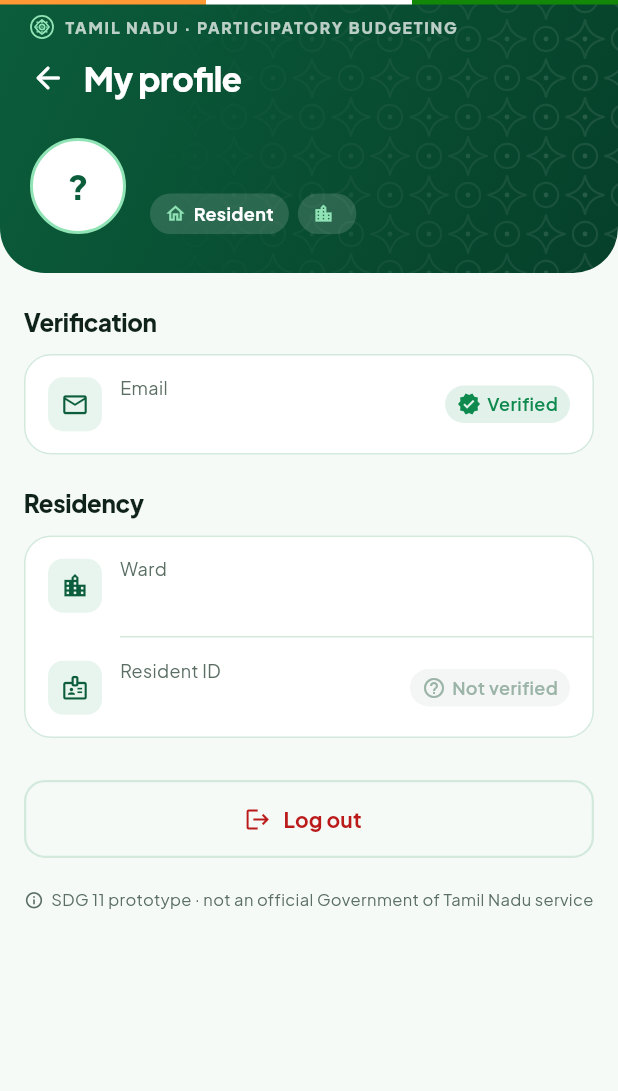
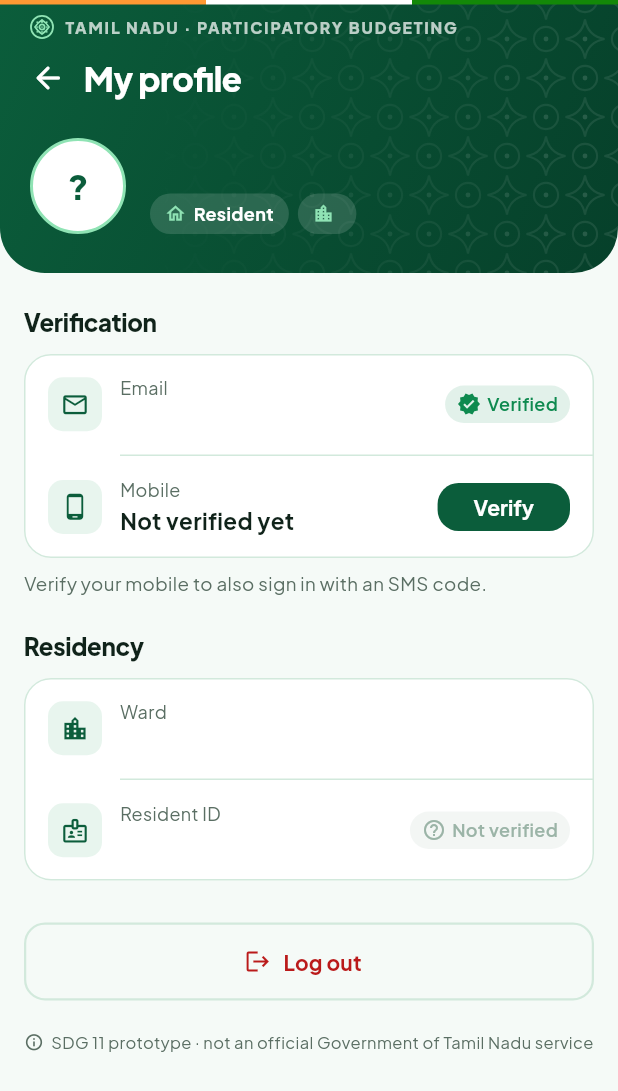
Before and after one commit to Nimzliot/WARD-MEMBER, a Flutter app: the ProfileScreen screen opened directly, on a phone screen of 412 x 824 dp. Shown: the top 1091 px of the screen. Run offline on Flutter 3.47's test engine with Material 3 defaults, Android fonts, the phone set to English and light mode, and no system bars; our stand-ins replace fl_chart, flutter_map, flutter_secure_storage, go_router, latlong2, pdf and 2 more; missing offline and left inert: cryptography; accounts and stored records are empty; network calls fail.

Commit message:
Sign in with one contact; verify the other later from Profile (optional)
Co-Authored-By: Claude Opus 5.5 <noreply@anthropic.com>

```diff
--- a/app/lib/screens/email_otp_screen.dart
+++ b/app/lib/screens/email_otp_screen.dart
@@ -73,7 +73,7 @@ class _EmailOtpScreenState extends State<EmailOtpScreen> {
           children: [
             OnboardingHeader(
               step: 1,
-              total: 3,
+              total: 2,
               icon: Icons.mark_email_read_outlined,
               title: 'Check your email',
               subtitle: TextSpan(
--- a/app/lib/screens/funds_screen.dart
+++ b/app/lib/screens/funds_screen.dart
@@ -2,8 +2,10 @@ import 'dart:async';
 
 import 'package:flutter/material.dart';
 import 'package:flutter/services.dart';
+import 'package:provider/provider.dart';
 import 'package:url_launcher/url_launcher.dart';
 
+import '../providers/auth_provider.dart';
 import '../services/funds_service.dart';
 import '../theme.dart';
 import '../utils/errors.dart';
@@ -500,7 +502,9 @@ class _ContributeSheetState extends State<ContributeSheet> with WidgetsBindingOb
             child: Text(
               _result!.receiptEmail != null
                   ? 'Receipt emailed to ${_result!.receiptEmail}'
-                  : 'A receipt is on its way to your verified email.',
+                  : context.read<AuthProvider>().hasVerifiedEmail
+                      ? 'A receipt is on its way to your verified email.'
+                      : 'Verify your email in Profile to get receipts by email.',
               style: const TextStyle(color: AppColors.forestDark, fontSize: 13),
             ),
           ),
--- a/app/lib/screens/phone_otp_screen.dart
+++ b/app/lib/screens/phone_otp_screen.dart
@@ -122,7 +122,7 @@ class _PhoneOtpScreenState extends State<PhoneOtpScreen> {
           children: [
             OnboardingHeader(
               step: 1,
-              total: 3,
+              total: 2,
               icon: Icons.sms_outlined,
               title: 'Check your SMS',
               subtitle: TextSpan(
--- a/app/lib/screens/profile_screen.dart
+++ b/app/lib/screens/profile_screen.dart
@@ -9,6 +9,7 @@ import '../theme.dart';
 import '../widgets/brand.dart';
 import '../widgets/civic.dart';
 import '../widgets/common.dart';
+import 'contact_verify_screen.dart';
 
 class ProfileScreen extends StatelessWidget {
   const ProfileScreen({super.key});
@@ -71,25 +72,36 @@ class ProfileScreen extends StatelessWidget {
               child: Column(crossAxisAlignment: CrossAxisAlignment.stretch, children: [
                 const SectionTitle('Verification'),
                 Card(
-                  // Shows whichever method(s) this account verified with.
+                  // Sign-in needs only one; the other can be verified here any time.
                   child: Column(children: [
-                    if (p.hasRealEmail)
                     _InfoRow(
                       icon: Icons.email_outlined,
                       label: 'Email',
-                        value: p.email!,
-                        trailing: VerifiedBadge(verified: auth.user?.emailConfirmedAt != null),
+                      value: auth.hasVerifiedEmail ? auth.user!.email! : 'Not verified yet',
+                      trailing: auth.hasVerifiedEmail
+                          ? const VerifiedBadge(verified: true)
+                          : _VerifyButton(email: true),
                     ),
-                    if (p.hasRealEmail && p.phoneVerified) const Divider(height: 1, indent: 64),
-                    if (p.phoneVerified)
+                    const Divider(height: 1, indent: 64),
                     _InfoRow(
                       icon: Icons.phone_android,
                       label: 'Mobile',
-                        value: formatPhone(p.phone),
-                        trailing: const VerifiedBadge(verified: true),
+                      value: auth.hasVerifiedPhone ? formatPhone(p.phone) : 'Not verified yet',
+                      trailing: auth.hasVerifiedPhone
+                          ? const VerifiedBadge(verified: true)
+                          : _VerifyButton(email: false),
                     ),
                   ]),
                 ),
+                if (!auth.hasVerifiedEmail || !auth.hasVerifiedPhone) ...[
+                  const SizedBox(height: 8),
+                  Text(
+                    !auth.hasVerifiedEmail
+                        ? 'Verify your email to sign in with it and to get payment receipts by email.'
+                        : 'Verify your mobile to also sign in with an SMS code.',
+                    style: const TextStyle(fontSize: 12.5, color: AppColors.inkMuted),
+                  ),
+                ],
                 const SizedBox(height: 20),
                 const SectionTitle('Residency'),
                 Card(
@@ -220,3 +232,19 @@ class _InfoRow extends StatelessWidget {
         ]),
       );
 }
+
+/// "Verify" for the contact this account hasn't verified yet (optional).
+class _VerifyButton extends StatelessWidget {
+  const _VerifyButton({required this.email});
+
+  final bool email;
+
+  @override
+  Widget build(BuildContext context) => FilledButton.tonal(
+        onPressed: () => Navigator.of(context).push(
+          MaterialPageRoute<void>(builder: (_) => ContactVerifyScreen(channel: email ? 'email' : 'phone')),
+        ),
+        style: FilledButton.styleFrom(visualDensity: VisualDensity.compact),
+        child: const Text('Verify'),
+      );
+}
--- a/app/lib/screens/profile_setup_screen.dart
+++ b/app/lib/screens/profile_setup_screen.dart
@@ -101,7 +101,7 @@ class _ProfileSetupScreenState extends State<ProfileSetupScreen> {
         children: [
           OnboardingHeader(
             step: 2,
-            total: 3,
+            total: 2,
             showBack: false,
             icon: Icons.badge_outlined,
             title: 'Almost there',
--- a/app/tool/screenshots_test.dart
+++ b/app/tool/screenshots_test.dart
@@ -473,7 +473,7 @@ void main() {
   testWidgets('03b phone otp', (t) => shot(t, '03b_phone_otp',
       app(const PhoneOtpScreen(), stage: AuthStage.signedOut, phone: '9876543210')));
   testWidgets('04 profile setup', (t) => shot(t, '04_profile_setup', app(const ProfileSetupScreen(), stage: AuthStage.needsProfile)));
-  testWidgets('04b verify other contact', (t) => shot(t, '04b_verify_contact', app(const ContactVerifyScreen(), stage: AuthStage.needsContact)));
+  testWidgets('04b verify email from profile', (t) => shot(t, '04b_verify_contact', app(const ContactVerifyScreen(channel: 'email'))));
   testWidgets('05 home', (t) => shot(t, '05_home', app(const HomeScreen(), tab: 0, wp: fakeWard(myBallot: null))));
   testWidgets('05b home building ballot', (t) => shot(t, '05b_home_ballot',
       app(const HomeScreen(), tab: 0, wp: fakeWard(myBallot: null, picks: {'p1', 'p3'})), before: (t) async {
```
Also changed, not shown: app/lib/providers/auth_provider.dart (+4 -4 lines), app/lib/screens/contact_verify_screen.dart (+25 -5 lines), 2 other files. Lines whose indentation alone changed are shown as unchanged.
